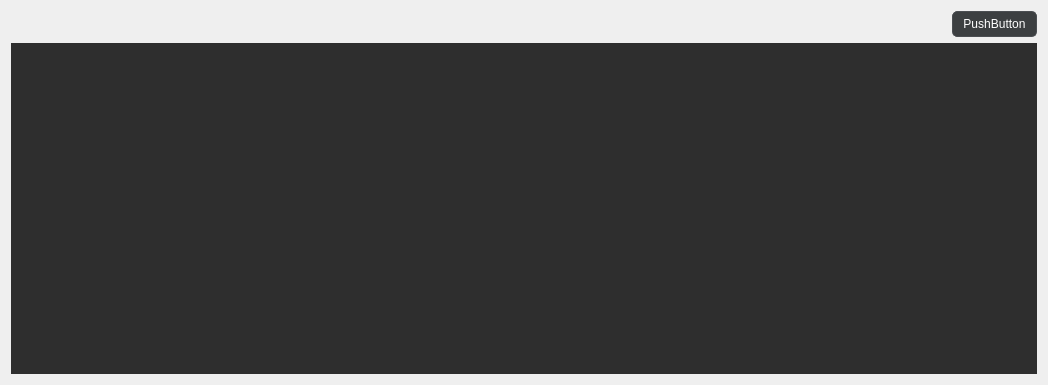
This is rover_gui/ui/ui/BmsData.ui in robotique-udes/rover as Qt 5 draws it before an edit. The edited form follows.
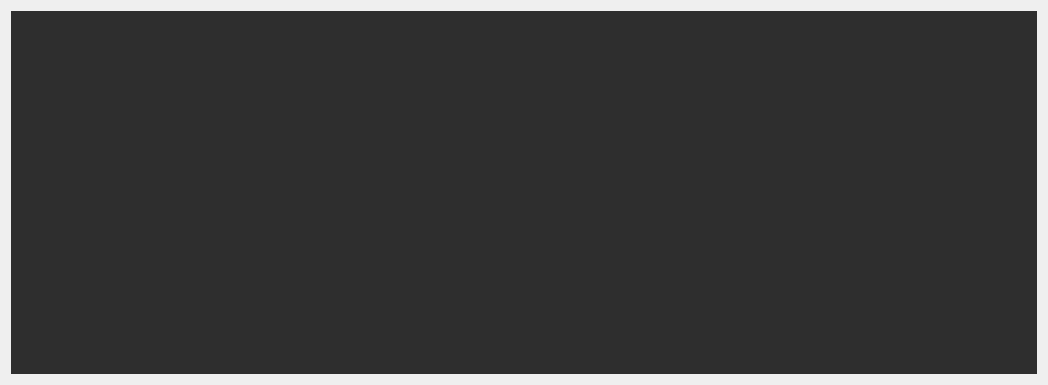
This is the edited form.

```diff
--- a/rover_gui/ui/ui/BmsData.ui
+++ b/rover_gui/ui/ui/BmsData.ui
@@ -14,40 +14,7 @@
    <string>Form</string>
   </property>
   <layout class="QGridLayout" name="gridLayout">
-   <item row="0" column="0">
-    <spacer name="horizontalSpacer">
-     <property name="orientation">
-      <enum>Qt::Horizontal</enum>
-     </property>
-     <property name="sizeHint" stdset="0">
-      <size>
-       <width>919</width>
-       <height>20</height>
-      </size>
-     </property>
-    </spacer>
-   </item>
-   <item row="0" column="1">
-    <widget class="QPushButton" name="pushButtonTest">
-     <property name="styleSheet">
-      <string notr="true">QPushButton {
-		background-color: #3c3f41;
-		color: #FFFFFF;
-		border: 1px solid #4b4e52;
-		border-radius: 5px;
-		padding: 5px 10px;
-}
-
-QPushButton:hover {
-    background-color: #4d4d4d;
-}</string>
-     </property>
-     <property name="text">
-      <string>PushButton</string>
-     </property>
-    </widget>
-   </item>
-   <item row="1" column="0" colspan="2">
+   <item row="0" column="0" colspan="2">
     <widget class="QWidget" name="bmsData" native="true">
      <property name="palette">
       <palette>
```
